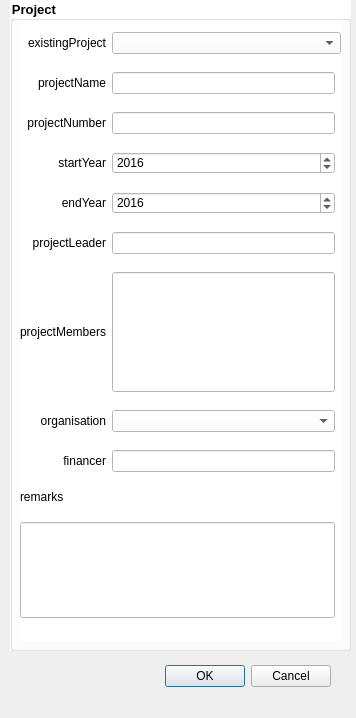
Above: project_dialog.ui from NINAnor/NOFAInsert before the change. Below: the same form after it.
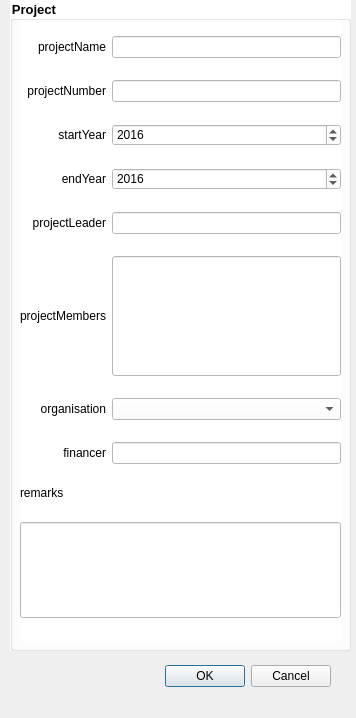
That is the form after the change.

```diff
--- a/project_dialog.ui
+++ b/project_dialog.ui
@@ -61,7 +61,7 @@
      </rect>
     </property>
     <layout class="QGridLayout" name="gridLayout_10">
-     <item row="9" column="0" colspan="2">
+     <item row="8" column="0" colspan="2">
       <widget class="QLabel" name="label_109">
        <property name="sizePolicy">
         <sizepolicy hsizetype="Fixed" vsizetype="Fixed">
@@ -74,7 +74,7 @@
        </property>
       </widget>
      </item>
-     <item row="3" column="1">
+     <item row="2" column="1">
       <widget class="QDateEdit" name="p_startYear">
        <property name="displayFormat">
         <string>yyyy</string>
@@ -88,20 +88,23 @@
        </property>
       </widget>
      </item>
-     <item row="5" column="1">
+     <item row="4" column="1">
       <widget class="QLineEdit" name="projectLeader"/>
      </item>
-     <item row="0" column="0">
-      <widget class="QLabel" name="label_92">
-       <property name="text">
-        <string>existingProject</string>
-       </property>
-       <property name="alignment">
-        <set>Qt::AlignRight|Qt::AlignTrailing|Qt::AlignVCenter</set>
-       </property>
-      </widget>
+     <item row="1" column="1">
+      <widget class="QLineEdit" name="projectNumber"/>
      </item>
      <item row="1" column="0">
+      <widget class="QLabel" name="label_103">
+       <property name="text">
+        <string>projectNumber</string>
+       </property>
+       <property name="alignment">
+        <set>Qt::AlignRight|Qt::AlignTrailing|Qt::AlignVCenter</set>
+       </property>
+      </widget>
+     </item>
+     <item row="0" column="0">
       <widget class="QLabel" name="projectName_lable">
        <property name="text">
         <string>projectName</string>
@@ -111,36 +114,10 @@
        </property>
       </widget>
      </item>
-     <item row="1" column="1">
+     <item row="0" column="1">
       <widget class="QLineEdit" name="projectName"/>
      </item>
-     <item row="2" column="0">
-      <widget class="QLabel" name="label_103">
-       <property name="text">
-        <string>projectNumber</string>
-       </property>
-       <property name="alignment">
-        <set>Qt::AlignRight|Qt::AlignTrailing|Qt::AlignVCenter</set>
-       </property>
-      </widget>
-     </item>
-     <item row="2" column="1">
-      <widget class="QLineEdit" name="projectNumber"/>
-     </item>
-     <item row="0" column="1" colspan="2">
-      <widget class="QComboBox" name="existingProject"/>
-     </item>
-     <item row="6" column="0">
-      <widget class="QLabel" name="label_135">
-       <property name="text">
-        <string>projectMembers</string>
-       </property>
-       <property name="alignment">
-        <set>Qt::AlignRight|Qt::AlignTrailing|Qt::AlignVCenter</set>
-       </property>
-      </widget>
-     </item>
-     <item row="4" column="0">
+     <item row="3" column="0">
       <widget class="QLabel" name="label_137">
        <property name="text">
         <string>endYear</string>
@@ -150,31 +127,31 @@
        </property>
       </widget>
      </item>
-     <item row="4" column="1">
-      <widget class="QDateEdit" name="p_endYear">
-       <property name="displayFormat">
-        <string>yyyy</string>
-       </property>
-       <property name="date">
-        <date>
-         <year>2016</year>
-         <month>1</month>
-         <day>1</day>
-        </date>
-       </property>
-      </widget>
-     </item>
-     <item row="6" column="1">
-      <widget class="QLineEdit" name="projectMembers">
-       <property name="minimumSize">
-        <size>
-         <width>0</width>
-         <height>120</height>
-        </size>
-       </property>
-      </widget>
-     </item>
      <item row="5" column="0">
+      <widget class="QLabel" name="label_135">
+       <property name="text">
+        <string>projectMembers</string>
+       </property>
+       <property name="alignment">
+        <set>Qt::AlignRight|Qt::AlignTrailing|Qt::AlignVCenter</set>
+       </property>
+      </widget>
+     </item>
+     <item row="3" column="1">
+      <widget class="QDateEdit" name="p_endYear">
+       <property name="displayFormat">
+        <string>yyyy</string>
+       </property>
+       <property name="date">
+        <date>
+         <year>2016</year>
+         <month>1</month>
+         <day>1</day>
+        </date>
+       </property>
+      </widget>
+     </item>
+     <item row="4" column="0">
       <widget class="QLabel" name="label_110">
        <property name="text">
         <string>projectLeader</string>
@@ -184,7 +161,27 @@
        </property>
       </widget>
      </item>
-     <item row="7" column="0">
+     <item row="5" column="1">
+      <widget class="QLineEdit" name="projectMembers">
+       <property name="minimumSize">
+        <size>
+         <width>0</width>
+         <height>120</height>
+        </size>
+       </property>
+      </widget>
+     </item>
+     <item row="9" column="0" colspan="2">
+      <widget class="QLineEdit" name="remarks">
+       <property name="minimumSize">
+        <size>
+         <width>0</width>
+         <height>96</height>
+        </size>
+       </property>
+      </widget>
+     </item>
+     <item row="6" column="0">
       <widget class="QLabel" name="label_97">
        <property name="text">
         <string>organisation</string>
@@ -194,7 +191,10 @@
        </property>
       </widget>
      </item>
-     <item row="3" column="0">
+     <item row="7" column="1">
+      <widget class="QLineEdit" name="financer"/>
+     </item>
+     <item row="2" column="0">
       <widget class="QLabel" name="label_136">
        <property name="text">
         <string>startYear</string>
@@ -204,20 +204,10 @@
        </property>
       </widget>
      </item>
-     <item row="10" column="0" colspan="2">
-      <widget class="QLineEdit" name="remarks">
-       <property name="minimumSize">
-        <size>
-         <width>0</width>
-         <height>96</height>
-        </size>
-       </property>
-      </widget>
+     <item row="6" column="1">
+      <widget class="QComboBox" name="organisation"/>
      </item>
-     <item row="8" column="1">
-      <widget class="QLineEdit" name="financer"/>
-     </item>
-     <item row="8" column="0">
+     <item row="7" column="0">
       <widget class="QLabel" name="label_104">
        <property name="text">
         <string>financer</string>
@@ -227,9 +217,6 @@
        </property>
       </widget>
      </item>
-     <item row="7" column="1">
-      <widget class="QComboBox" name="organisation"/>
-     </item>
     </layout>
    </widget>
   </widget>
```
